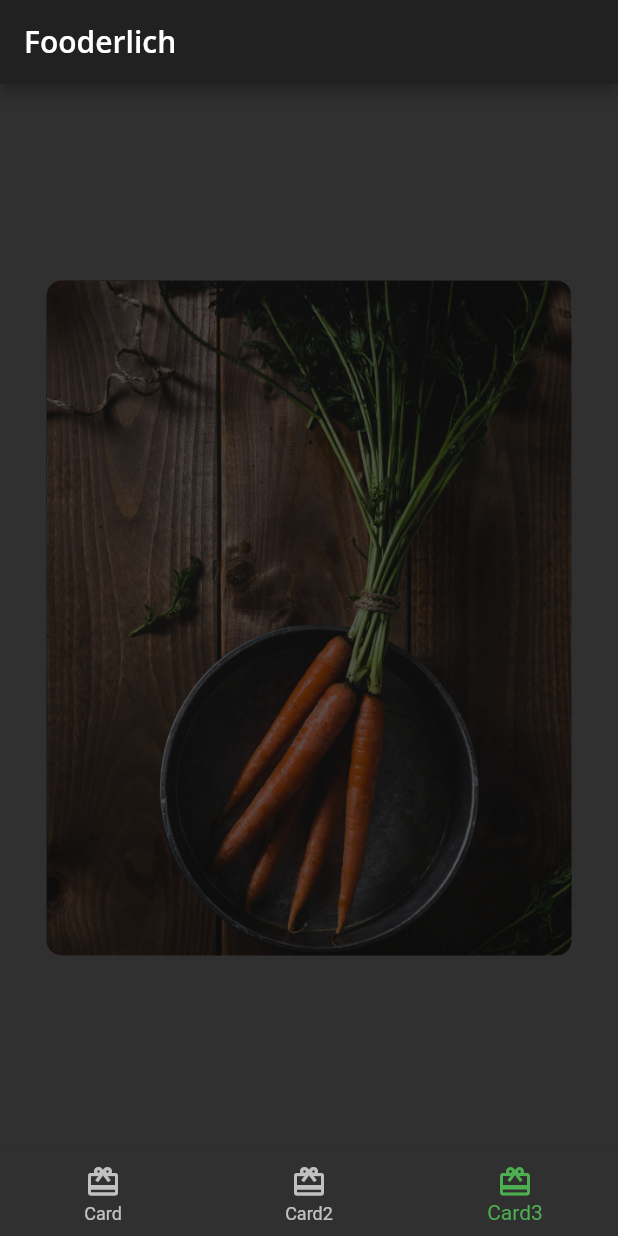
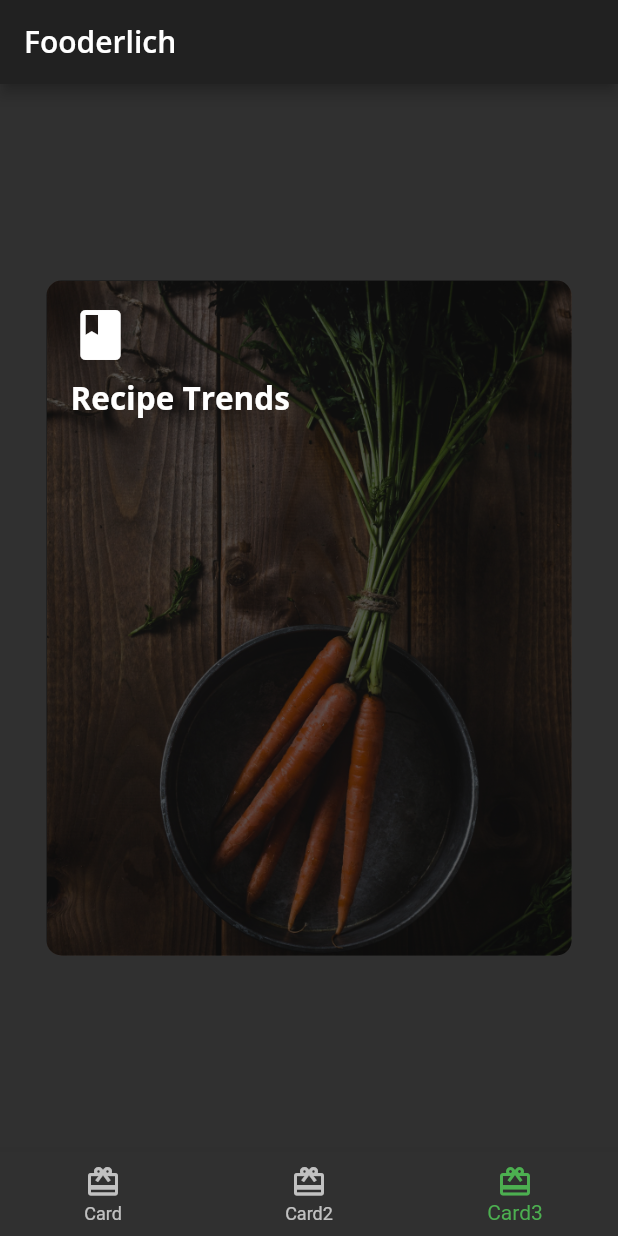
Before and after one commit to rsyd29/app_fooderlich, a Flutter app: the screen it shows after launch, item 3 of the bottom bar chosen, on a phone screen of 412 x 824 dp. Run offline on Flutter 3.47's test engine with Material 2 defaults, Android fonts, the phone set to English and light mode, and no system bars; our stand-ins replace google_fonts.

Commit message:
Composing the header

```diff
--- a/lib/card3.dart
+++ b/lib/card3.dart
@@ -33,7 +33,36 @@ class Card3 extends StatelessWidget {
                 ),
               ),
             ),
-            // TODO 6: add Container, Column, Icon and Text
+            Container(
+              // 3. Apply padding of 16 pixels on all sides.
+              padding: const EdgeInsets.all(16),
+              // 4. Set up a child Column to lay out the widgets vertically.
+              child: Column(
+                // 5. Position all the widgets to the left of the column.
+                crossAxisAlignment: CrossAxisAlignment.start,
+                children: [
+                  // 6. Add a book icon.
+                  const Icon(
+                    Icons.book,
+                    color: Colors.white,
+                    size: 40,
+                  ),
+                  // 7. Apply a 8-pixel space vertically.
+                  const SizedBox(
+                    height: 8,
+                  ),
+                  // 8. Add the text widget.
+                  Text(
+                    'Recipe Trends',
+                    style: FooderlichTheme.darkTextTheme.headline2,
+                  ),
+                  // 9. Apply a 30-pixel space vertically.
+                  const SizedBox(
+                    height: 30,
+                  ),
+                ],
+              ),
+            )
             // TODO 7: add Center widget with Chip widget children
           ],
         ),
```
